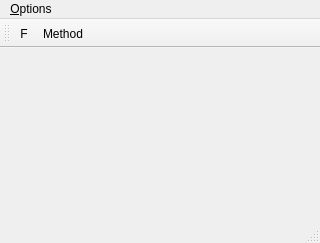
This is mainwindow.ui in Romanova-ej/Optimization_step3 as Qt 5 draws it before an edit. The edited form follows.
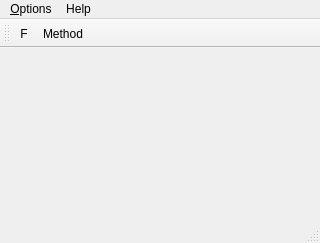
This is the edited form. Icons and pictures are not drawn. Custom widgets are drawn as their Qt base class.

What changed in the file:
```diff
--- a/mainwindow.ui
+++ b/mainwindow.ui
@@ -53,7 +53,13 @@
     <addaction name="actionFunctions"/>
     <addaction name="actionMethods"/>
    </widget>
+   <widget class="QMenu" name="menuHelp">
+    <property name="title">
+     <string>Help</string>
+    </property>
+   </widget>
    <addaction name="menuFunction"/>
+   <addaction name="menuHelp"/>
   </widget>
   <action name="actionF">
    <property name="checkable">
```
Left out of the diff: 2 changed lines with no effect on the pictures.
